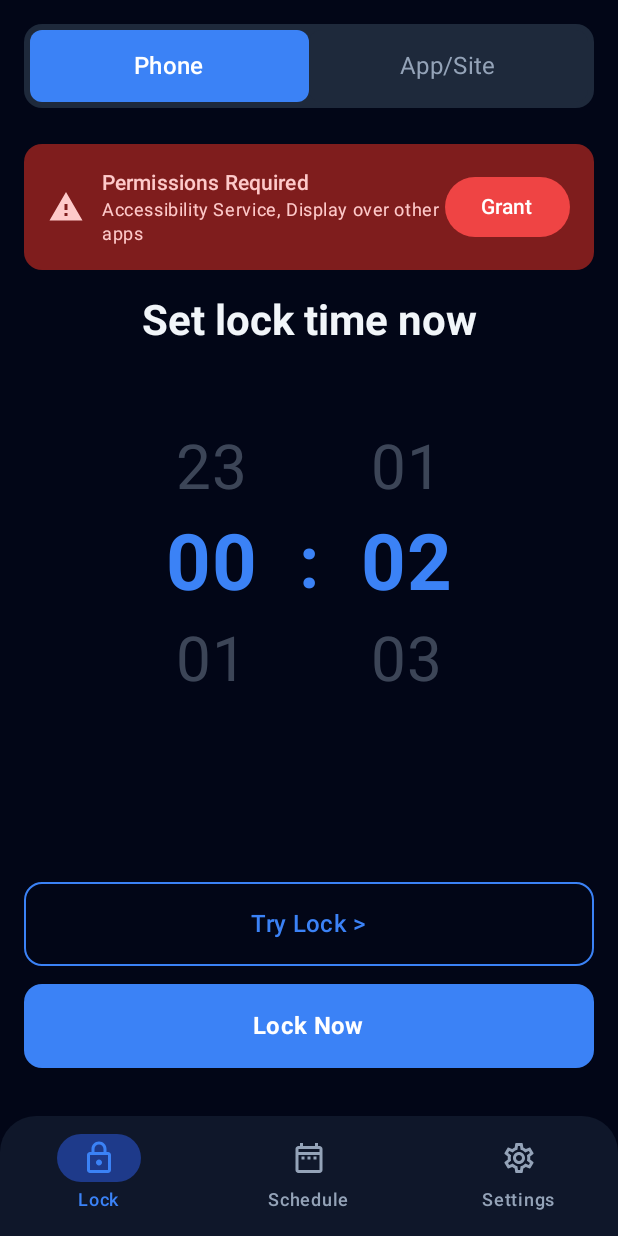
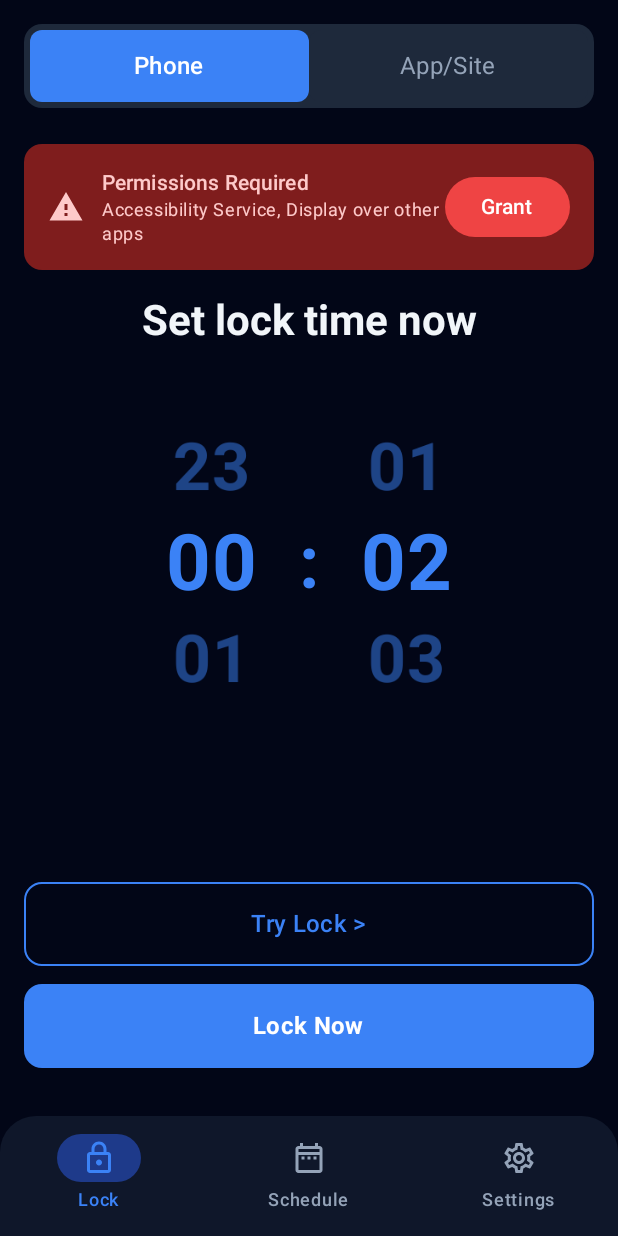
Before and after one commit to FarhanAliRaza/Wakt, an Android app built with Jetpack Compose: the LockScreen screen opened through its navigation route, on a phone screen of 412 x 824 dp. Run offline under Robolectric (Android 15) with nearby library versions, the phone set to English and light mode, and no system bars; our stand-ins replace Dagger/Hilt's generated code, Room's generated code; 3 statements that could not run were skipped.

Commit message:
performance error when not valid permissions or invlaid interval

```diff
--- a/app/src/main/AndroidManifest.xml
+++ b/app/src/main/AndroidManifest.xml
@@ -36,6 +36,7 @@
         android:name=".WaktApplication"
         android:allowBackup="true"
         android:dataExtractionRules="@xml/data_extraction_rules"
+        android:enableOnBackInvokedCallback="true"
         android:fullBackupContent="@xml/backup_rules"
         android:icon="@mipmap/ic_launcher"
         android:label="@string/app_name"
--- a/app/src/main/java/com/example/wakt/presentation/components/WheelTimePicker.kt
+++ b/app/src/main/java/com/example/wakt/presentation/components/WheelTimePicker.kt
@@ -4,13 +4,14 @@ import androidx.compose.foundation.ExperimentalFoundationApi
 import androidx.compose.foundation.gestures.snapping.rememberSnapFlingBehavior
 import androidx.compose.foundation.layout.*
 import androidx.compose.foundation.lazy.LazyColumn
+import androidx.compose.foundation.lazy.LazyListState
 import androidx.compose.foundation.lazy.rememberLazyListState
 import androidx.compose.material3.MaterialTheme
 import androidx.compose.material3.Text
 import androidx.compose.runtime.*
 import androidx.compose.ui.Alignment
 import androidx.compose.ui.Modifier
-import androidx.compose.ui.draw.alpha
+import androidx.compose.ui.graphics.graphicsLayer
 import androidx.compose.ui.platform.LocalDensity
 import androidx.compose.ui.text.font.FontWeight
 import androidx.compose.ui.unit.Dp
@@ -83,13 +84,26 @@ private fun LoopingWheelPicker(
     val density = LocalDensity.current
     val itemHeightPx = with(density) { itemHeight.toPx() }
 
-    // Create a large number of repeated items for infinite scroll illusion
-    val repeatCount = 1000
+    // Create repeated items for infinite scroll illusion (reduced for performance)
+    val repeatCount = 100
     val totalItems = itemCount * repeatCount
     val middleSection = repeatCount / 2
     val initialIndex = (middleSection * itemCount) + selectedItem
 
     val listState = rememberLazyListState(initialFirstVisibleItemIndex = initialIndex)
+
+    // Scroll to correct position when selectedItem changes externally (e.g., loading saved data)
+    LaunchedEffect(selectedItem) {
+        val currentCenteredIndex = listState.firstVisibleItemIndex +
+            if (listState.firstVisibleItemScrollOffset > itemHeightPx * 0.5f) 1 else 0
+        val currentValue = currentCenteredIndex % itemCount
+
+        // Only scroll if the current position doesn't match the selected item
+        if (currentValue != selectedItem) {
+            val targetIndex = (middleSection * itemCount) + selectedItem
+            listState.scrollToItem(targetIndex)
+        }
+    }
 
     // Handle scroll end - notify selection change (only when scroll stops)
     LaunchedEffect(listState.isScrollInProgress) {
@@ -103,6 +117,10 @@ private fun LoopingWheelPicker(
             }
         }
     }
+
+    // Get colors outside of items to avoid repeated lookups
+    val primaryColor = MaterialTheme.colorScheme.primary
+    val secondaryColor = MaterialTheme.colorScheme.onSurfaceVariant
 
     Box(
         modifier = modifier.height(itemHeight * 3),
@@ -118,48 +136,66 @@ private fun LoopingWheelPicker(
                 count = totalItems,
                 key = { it }
             ) { index ->
-                val actualValue = index % itemCount
-
-                // Calculate distance from center using derivedStateOf to minimize recomposition
-                val distanceFromCenter by remember {
-                    derivedStateOf {
-                        val firstVisible = listState.firstVisibleItemIndex
-                        val offset = listState.firstVisibleItemScrollOffset
-                        val centeredIndex = if (offset > itemHeightPx * 0.5f) firstVisible + 1 else firstVisible
-                        abs(index - centeredIndex)
+                WheelPickerItem(
+                    index = index,
+                    itemCount = itemCount,
+                    itemHeightPx = itemHeightPx,
+                    itemHeight = itemHeight,
+                    listState = listState,
+                    primaryColor = primaryColor,
+                    secondaryColor = secondaryColor
+                )
+            }
+        }
     }
 }
 
-                val alpha = when {
-                    distanceFromCenter == 0 -> 1f
-                    distanceFromCenter == 1 -> 0.4f
-                    else -> 0.15f
-                }
-
-                val scale = when {
-                    distanceFromCenter == 0 -> 1f
-                    distanceFromCenter == 1 -> 0.8f
-                    else -> 0.65f
-                }
+/**
+ * Individual wheel picker item - uses graphicsLayer for alpha/scale to avoid recomposition during scroll
+ */
+@Composable
+private fun WheelPickerItem(
+    index: Int,
+    itemCount: Int,
+    itemHeightPx: Float,
+    itemHeight: Dp,
+    listState: LazyListState,
+    primaryColor: androidx.compose.ui.graphics.Color,
+    secondaryColor: androidx.compose.ui.graphics.Color
+) {
+    val actualValue = index % itemCount
 
     Box(
         modifier = Modifier
             .height(itemHeight)
             .fillMaxWidth()
-                        .alpha(alpha),
+            .graphicsLayer {
+                // Calculate distance from center in the draw phase - no recomposition!
+                val firstVisible = listState.firstVisibleItemIndex
+                val offset = listState.firstVisibleItemScrollOffset
+                val centeredIndex = if (offset > itemHeightPx * 0.5f) firstVisible + 1 else firstVisible
+                val distance = abs(index - centeredIndex)
+
+                alpha = when (distance) {
+                    0 -> 1f
+                    1 -> 0.5f
+                    else -> 0.2f
+                }
+                scaleX = when (distance) {
+                    0 -> 1f
+                    1 -> 0.85f
+                    else -> 0.7f
+                }
+                scaleY = scaleX
+            },
         contentAlignment = Alignment.Center
     ) {
+        // Use fixed text style - color changes handled separately
         Text(
             text = String.format("%02d", actualValue),
-                        fontSize = (52 * scale).sp,
-                        fontWeight = if (distanceFromCenter == 0) FontWeight.Bold else FontWeight.Normal,
-                        color = if (distanceFromCenter == 0)
-                            MaterialTheme.colorScheme.primary
-                        else
-                            MaterialTheme.colorScheme.onSurfaceVariant
+            fontSize = 52.sp,
+            fontWeight = FontWeight.Bold,
+            color = primaryColor
         )
     }
 }
-        }
-    }
-}
```
Also changed, not shown: app/src/main/java/com/example/wakt/presentation/screens/lock/LockViewModel.kt (+15 -0 lines), app/src/main/java/com/example/wakt/presentation/screens/lock/PhoneTab.kt (+49 -0 lines), app/src/main/java/com/example/wakt/presentation/screens/phonebrick/viewmodel/PhoneBrickViewModel.kt (+23 -1 lines), app/src/main/java/com/example/wakt/presentation/screens/schedule/ScheduleDetailViewModel.kt (+33 -3 lines). Lines whose indentation alone changed are shown as unchanged.
